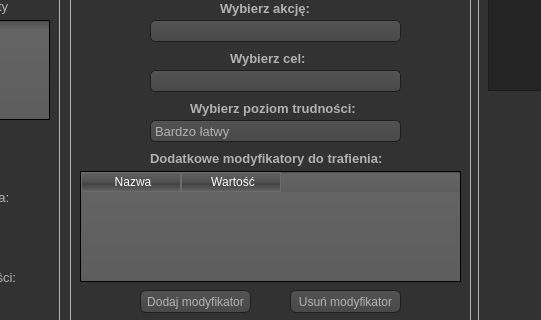
KJarzyna/OmniMGIII, file calculator.ui: the form before one commit; both pictures show x 141 to 682 and y 129 to 449 of the 983 by 676 pixel window.
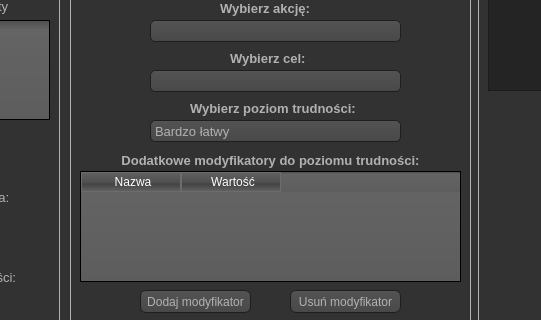
The form after the commit. Icons and pictures are not drawn.

Patch:
```diff
--- a/calculator.ui
+++ b/calculator.ui
@@ -736,10 +736,10 @@
    <widget class="QLabel" name="label_accmod">
     <property name="geometry">
      <rect>
-      <x>80</x>
+      <x>10</x>
       <y>210</y>
-      <width>271</width>
-      <height>16</height>
+      <width>381</width>
+      <height>20</height>
      </rect>
     </property>
     <property name="font">
@@ -750,7 +750,10 @@
      </font>
     </property>
     <property name="text">
-     <string>Dodatkowe modyfikatory do trafienia:</string>
+     <string>Dodatkowe modyfikatory do poziomu trudności:</string>
+    </property>
+    <property name="alignment">
+     <set>Qt::AlignCenter</set>
     </property>
    </widget>
    <widget class="QLabel" name="label_dmgmod">
```
